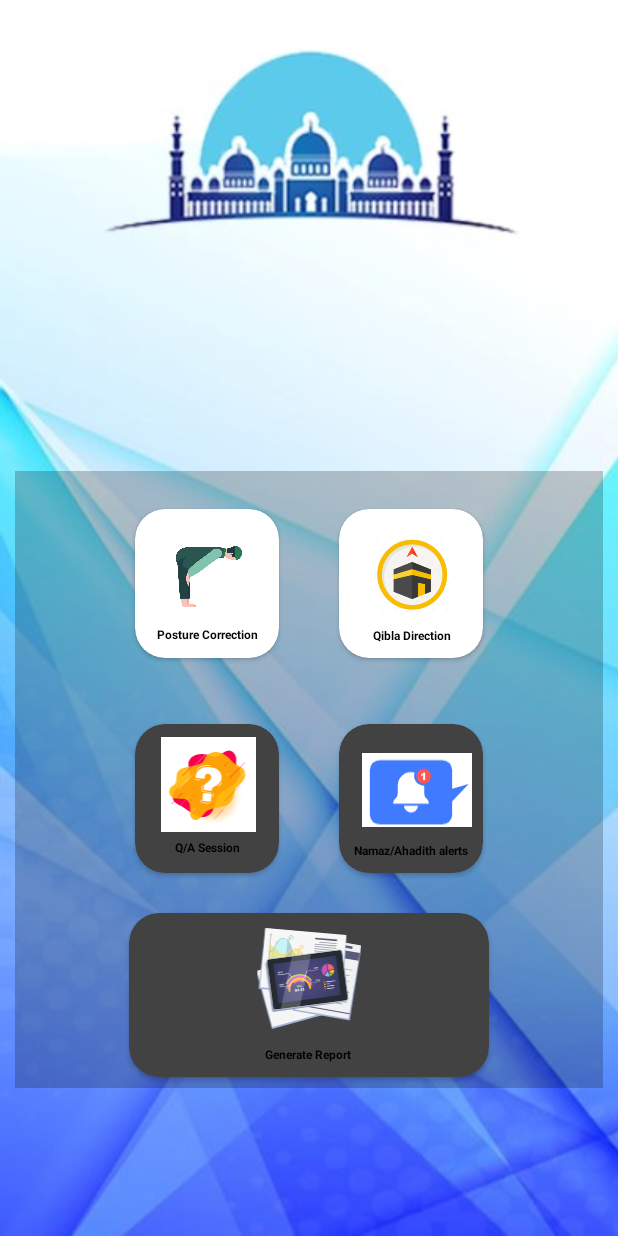
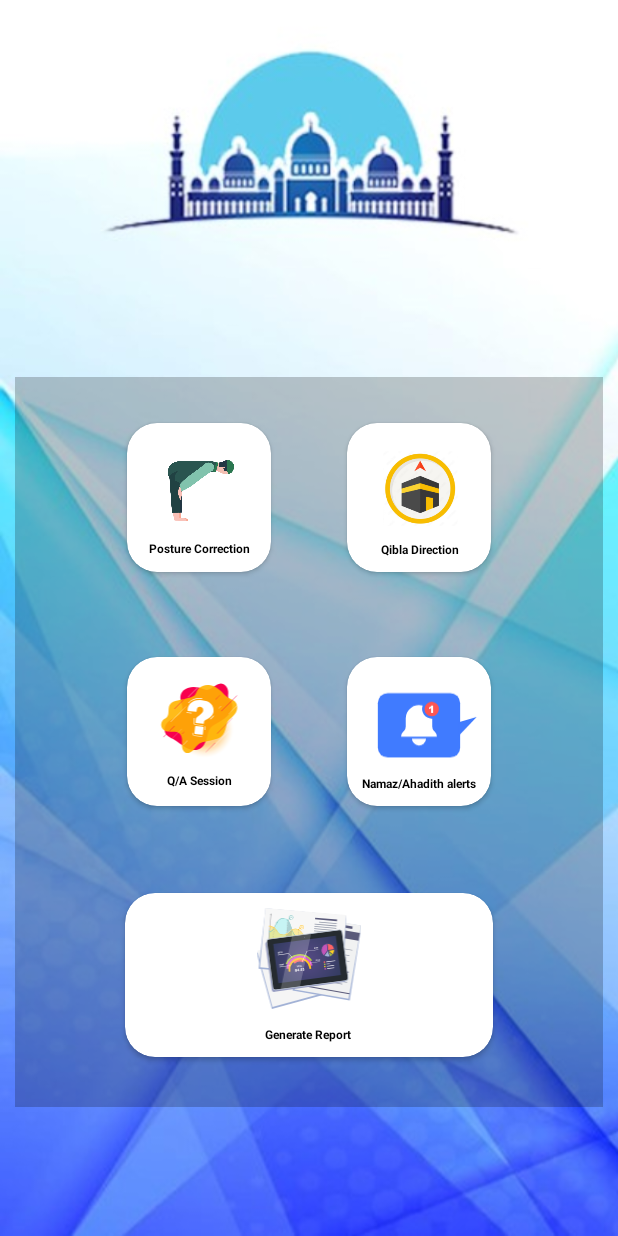
Before and after one commit to dannyz61/Prayer-Learner, an Android app: the screen it shows after launch (MainActivity), on a phone screen of 412 x 824 dp. Run offline under Robolectric (Android 15) with nearby library versions, the phone set to English and light mode, and no system bars.

Commit message:
change color

```diff
--- a/app/src/main/res/layout/activity_main.xml
+++ b/app/src/main/res/layout/activity_main.xml
@@ -13,24 +13,23 @@
     >
 
 
-
     <LinearLayout
         android:layout_width="match_parent"
-        android:layout_height="150dp"
-        android:layout_marginTop="215dp"
+        android:layout_height="161dp"
+        android:layout_marginTop="235dp"
+        android:background="@color/cardview_shadow_start_color"
         android:clipToPadding="false"
         android:gravity="center"
-        android:background="@color/cardview_shadow_start_color"
         android:orientation="horizontal">
 
         <androidx.cardview.widget.CardView
             android:id="@+id/card1"
-            app:cardBackgroundColor="@color/white"
             android:layout_width="96dp"
             android:layout_height="99dp"
-            android:layout_margin="20dp"
+            android:layout_margin="25dp"
             android:clickable="true"
             android:foreground="?android:attr/selectableItemBackground"
+            app:cardBackgroundColor="@color/white"
             app:cardCornerRadius="20dp">
 
             <LinearLayout
@@ -60,7 +59,7 @@
             android:id="@+id/card2"
             android:layout_width="96dp"
             android:layout_height="99dp"
-            android:layout_margin="20dp"
+            android:layout_margin="25dp"
             android:clickable="true"
             app:cardBackgroundColor="@color/white"
             app:cardCornerRadius="20dp">
@@ -94,9 +93,9 @@
 
     <LinearLayout
         android:layout_width="match_parent"
-        android:layout_height="137dp"
+        android:layout_height="150dp"
+        android:background="@color/cardview_shadow_start_color"
         android:clipToPadding="false"
-        android:background="@color/cardview_shadow_start_color"
         android:gravity="center"
         android:orientation="horizontal">
 
@@ -104,9 +103,10 @@
             android:id="@+id/card3"
             android:layout_width="96dp"
             android:layout_height="99dp"
-            android:layout_margin="20dp"
+            android:layout_margin="25dp"
             android:clickable="true"
             android:foreground="?android:attr/selectableItemBackground"
+            app:cardBackgroundColor="@color/white"
             app:cardCornerRadius="20dp">
 
             <LinearLayout
@@ -136,9 +136,10 @@
             android:id="@+id/card4"
             android:layout_width="96dp"
             android:layout_height="99dp"
-            android:layout_margin="20dp"
+            android:layout_margin="25dp"
             android:clickable="true"
             android:foreground="?android:attr/selectableItemBackground"
+            app:cardBackgroundColor="@color/white"
             app:cardCornerRadius="20dp">
 
             <LinearLayout
@@ -171,19 +172,22 @@
 
     <LinearLayout
         android:layout_width="match_parent"
-        android:layout_height="124dp"
+        android:layout_height="175dp"
+        android:layout_marginBottom="70dp"
+        android:background="@color/cardview_shadow_start_color"
         android:clipToPadding="false"
+
         android:gravity="center"
-        android:background="@color/cardview_shadow_start_color"
         android:orientation="horizontal">
 
         <androidx.cardview.widget.CardView
             android:id="@+id/card5"
-            android:layout_width="240dp"
+            android:layout_width="245dp"
             android:layout_height="109dp"
-            android:layout_margin="20dp"
+            android:layout_margin="25dp"
             android:clickable="true"
             android:foreground="?android:attr/selectableItemBackground"
+            app:cardBackgroundColor="@color/white"
             app:cardCornerRadius="20dp"
 
             >
```
